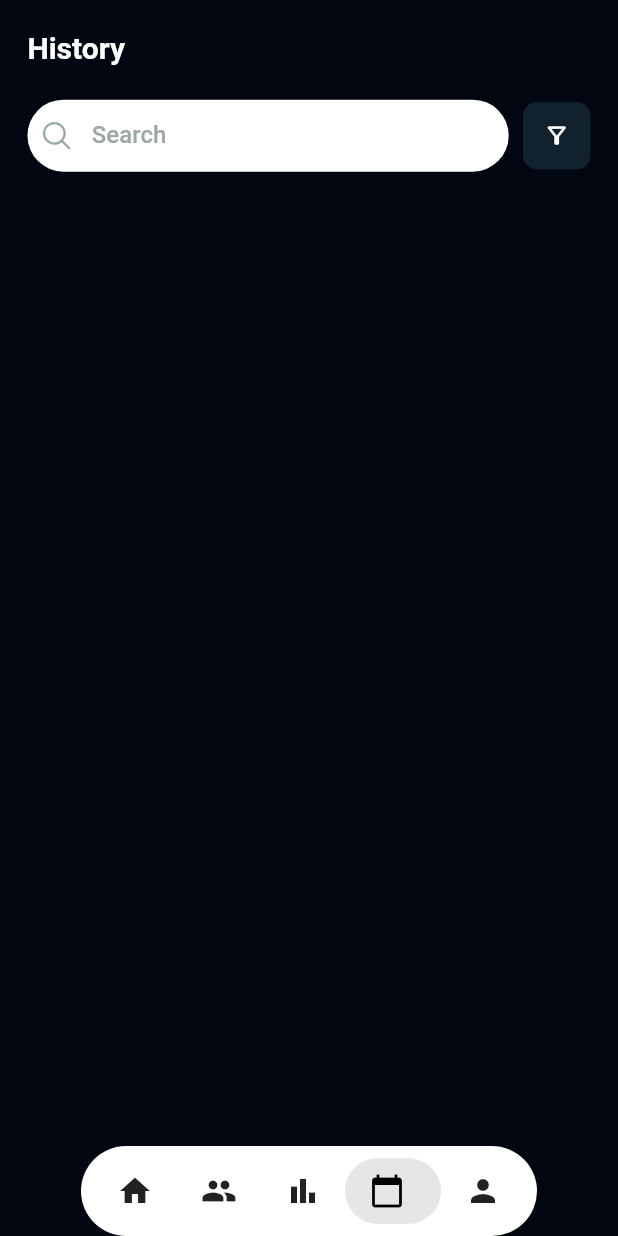
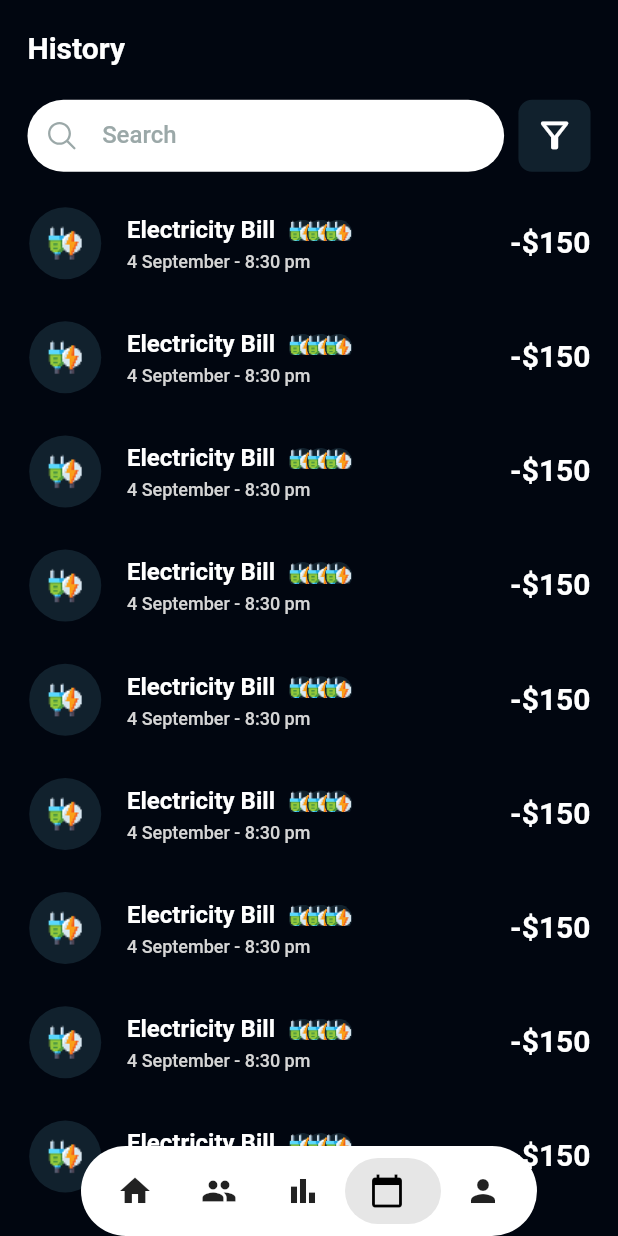
Before and after one commit to Mohdsamiransari/coinly, a Flutter app: the DashboardScreen screen opened by its route, item 4 of the bottom bar chosen, on a phone screen of 412 x 824 dp. Run offline on Flutter 3.47's test engine with Material 3 defaults, Android fonts, the phone set to English and light mode, and no system bars; drawn by our look-alikes of salomon_bottom_bar; our stand-ins replace bloc, flutter_bloc, flutter_screenutil, flutter_svg, flutter_xlider, go_router and 2 more; missing offline and left inert: qr_code_scanner_plus, scroll_datetime_picker; project files that could hold a hidden picture were left out.

Commit message:
expense detail screen

```diff
--- a/lib/components/common/common_input_widget.dart
+++ b/lib/components/common/common_input_widget.dart
@@ -88,6 +88,7 @@ class _CommonInputWidgetState extends State<CommonInputWidget> {
       onTapOutside: (event) {
         FocusManager.instance.primaryFocus?.unfocus();
       },
+
       readOnly: widget.readOnly ?? false,
       initialValue: widget.initialValue,
       onChanged: widget.onChanged,
@@ -118,7 +119,7 @@ class _CommonInputWidgetState extends State<CommonInputWidget> {
             ),
         prefixIcon: widget.prefixIcon,
         prefixIconConstraints: BoxConstraints(
-          maxWidth: 34.r,
+          maxWidth: 45.r,
           maxHeight: 20.r,
         ),
         prefixText: widget.prefixText,
--- /dev/null
+++ b/lib/components/common/stacked_avatar_widget.dart
@@ -0,0 +1,34 @@
+import 'package:coinly/components/common/image_preview.dart';
+import 'package:coinly/utils/app_colors.dart';
+import 'package:flutter_screenutil/flutter_screenutil.dart';
+import 'package:flutter/material.dart';
+
+class StackedAvatarWidget extends StatelessWidget {
+  const StackedAvatarWidget({
+    super.key,
+  });
+
+  @override
+  Widget build(BuildContext context) {
+    return SizedBox(
+      height: 12.h,
+      width: 40.w,
+      child: Stack(
+        children: List.generate(
+          3,
+          (index) => Positioned(
+            left: index * 12.0,
+            child: CircleAvatar(
+              backgroundColor: AppColors.secondaryBlue,
+              radius: 8.r,
+              child: const ImagePreview(
+                path: "assets/images/expenseicon1.png",
+                fit: BoxFit.contain,
+              ),
+            ),
+          ),
+        ),
+      ),
+    );
+  }
+}
--- a/lib/components/expense/ui/expense_screen.dart
+++ b/lib/components/expense/ui/expense_screen.dart
@@ -4,6 +4,7 @@ import 'package:coinly/components/common/common_button_widget.dart';
 import 'package:coinly/components/common/common_input_widget.dart';
 import 'package:coinly/components/common/common_sized_box_widget.dart';
 import 'package:coinly/components/common/image_preview.dart';
+import 'package:coinly/components/expense/ui/widgets/expense_card_widget.dart';
 import 'package:coinly/utils/app_assets.dart';
 import 'package:coinly/utils/app_colors.dart';
 import 'package:coinly/utils/app_strings.dart';
@@ -85,16 +86,14 @@ class _ExpenseScreenState extends State<ExpenseScreen> {
               ),
               CommonSizedBoxWidget.width(8.h),
               CommonButtonWidget(
-                width: 45,
-                height: 45,
+                width: 42.r,
+                height: 42.r,
                 onPressed: () {
                   showModalBottomSheet(
                     backgroundColor: AppColors.primaryWhite,
                     showDragHandle: true,
                     context: context,
                     builder: (context) {
-                      double currentValue = 1000;
-
                       return Container(
                         width: double.infinity,
                         padding: EdgeInsets.only(
@@ -242,15 +241,33 @@ class _ExpenseScreenState extends State<ExpenseScreen> {
                     },
                   );
                 },
-                btnChild: const Icon(
+                btnChild:  Icon(
                   Icons.filter_alt_outlined,
                   color: AppColors.white,
+                  size: 24.r,
                 ),
                 borderRadius: BorderRadius.circular(8.r),
                 backgroundColor: AppColors.secondaryBlue,
               )
             ],
           ),
+          CommonSizedBoxWidget.height(16.h),
+          Expanded(
+            child: ListView.separated(
+              itemBuilder: (context, index) {
+                return Column(
+                  children: [
+                    const ExpenseCardWidget(),
+                    if (index == 13)
+                      CommonSizedBoxWidget.height(40.h), // Only for last item
+                  ],
+                );
+              },
+              separatorBuilder: (context, index) =>
+                  CommonSizedBoxWidget.height(16.h),
+              itemCount: 14,
+            ),
+          ),
         ],
       ),
     );
--- a/lib/components/expense/ui/widgets/expense_card_widget.dart
+++ b/lib/components/expense/ui/widgets/expense_card_widget.dart
@@ -1,10 +1,68 @@
+import 'package:coinly/components/common/common_sized_box_widget.dart';
+import 'package:coinly/components/common/image_preview.dart';
+import 'package:coinly/components/common/stacked_avatar_widget.dart';
+import 'package:coinly/router/router_constant.dart';
+import 'package:coinly/utils/app_colors.dart';
+import 'package:coinly/utils/app_styles.dart';
+import 'package:flutter_screenutil/flutter_screenutil.dart';
 import 'package:flutter/material.dart';
+import 'package:go_router/go_router.dart';
 
 class ExpenseCardWidget extends StatelessWidget {
   const ExpenseCardWidget({super.key});
 
   @override
   Widget build(BuildContext context) {
-    return Container();
+    return ListTile(
+      onTap: () {
+        GoRouter.of(context).pushNamed(RouterConstant.expenseDetailScreen);
+      },
+      contentPadding: EdgeInsets.zero,
+      dense: true,
+      minTileHeight: 40.h,
+      leading: CircleAvatar(
+        backgroundColor: AppColors.secondaryBlue,
+        radius: 22.r,
+        child: const ImagePreview(
+          path: "assets/images/expenseicon1.png",
+          fit: BoxFit.contain,
+        ),
+      ),
+      title: Row(
+        children: [
+          Flexible(
+            child: Text(
+              "Electricity Bill",
+              style: AppTextStyles.getStyle(
+                colorVariant: ColorVariant.white,
+                sizeVariant: SizeVariant.medium,
+                fontWeightVariant: FontWeightVariant.semiBold,
+              ),
+              maxLines: 1,
+              overflow: TextOverflow.ellipsis,
+              softWrap: false,
+            ),
+          ),
+          CommonSizedBoxWidget.width(8.w),
+          const StackedAvatarWidget()
+        ],
+      ),
+      subtitle: Text(
+        "4 September - 8:30 pm",
+        style: AppTextStyles.getStyle(
+          colorVariant: ColorVariant.primaryWhite,
+          sizeVariant: SizeVariant.small,
+          fontWeightVariant: FontWeightVariant.medium,
+        ),
+      ),
+      trailing: Text(
+        "-\$150",
+        style: AppTextStyles.getStyle(
+          colorVariant: ColorVariant.white,
+          sizeVariant: SizeVariant.mediumLarge,
+          fontWeightVariant: FontWeightVariant.semiBold,
+        ),
+      ),
+    );
   }
 }
--- a/lib/components/friends/ui/friends_screen.dart
+++ b/lib/components/friends/ui/friends_screen.dart
@@ -87,7 +87,7 @@ class _FriendsScreenState extends State<FriendsScreen>
       },
     ]);
     _animationController = AnimationController(
-        vsync: this, duration: const Duration(milliseconds: 1200));
+        vsync: this, duration: const Duration(milliseconds: 900));
 
     /// **Connections Animation (Slide from Right to Left)**
     _connectionSlideAnimations = List.generate(
--- a/lib/components/home/ui/home_screen.dart
+++ b/lib/components/home/ui/home_screen.dart
@@ -36,7 +36,7 @@ class _HomeScreenState extends State<HomeScreen> with TickerProviderStateMixin {
     _controllers = List.generate(6, (index) {
       return AnimationController(
         vsync: this,
-        duration: const Duration(milliseconds: 500),
+        duration: const Duration(milliseconds: 300),
       );
     });
 
--- a/lib/router/router_config.dart
+++ b/lib/router/router_config.dart
@@ -3,6 +3,7 @@ import 'package:coinly/components/auth/ui/sign_up_screen.dart';
 import 'package:coinly/components/auth/ui/splash_screen.dart';
 import 'package:coinly/components/dashboard/ui/dashboard_screen.dart';
 import 'package:coinly/components/expense/ui/debit_credit_expense_screen.dart';
+import 'package:coinly/components/expense/ui/expense_detail_screen.dart';
 import 'package:coinly/components/friends/ui/friends_profile_screen.dart';
 import 'package:coinly/components/friends/ui/search_friends_screen.dart';
 import 'package:coinly/components/qr/ui/qr_code_scanner_screen.dart';
@@ -97,5 +98,13 @@ class AppRouterConfig {
         return const MaterialPage(child: SearchFriendsScreen());
       },
     ),
+
+    // Expense
+    GoRoute(
+      path: "/expenseDetailScreen",
+      name: RouterConstant.expenseDetailScreen,
+      pageBuilder: (context, state) =>
+          const MaterialPage(child: ExpenseDetailScreen()),
+    ),
   ]);
 }
--- a/lib/router/router_constant.dart
+++ b/lib/router/router_constant.dart
@@ -19,4 +19,7 @@ class RouterConstant {
   // Friends
   static String friendsProfileScreen = "friendsProfileScreen";
   static String searchFriendsScreen = "searchFriendsScreen";
+
+  // Expense
+  static String expenseDetailScreen = "expenseDetailScreen";
 }
--- a/lib/utils/app_strings.dart
+++ b/lib/utils/app_strings.dart
@@ -67,6 +67,8 @@ class AppStrings {
 
   // Expense
   static const String expense = "Expense";
+  static const String expenseDetail = "Expense Detail";
+  static const String expenseSplitWith = "Expense split with";
 
   // Friends
   static const String owedByYou = "Owed by you";
```
Also changed, not shown: lib/components/expense/ui/expense_detail_screen.dart (added, +100 -0 lines).
